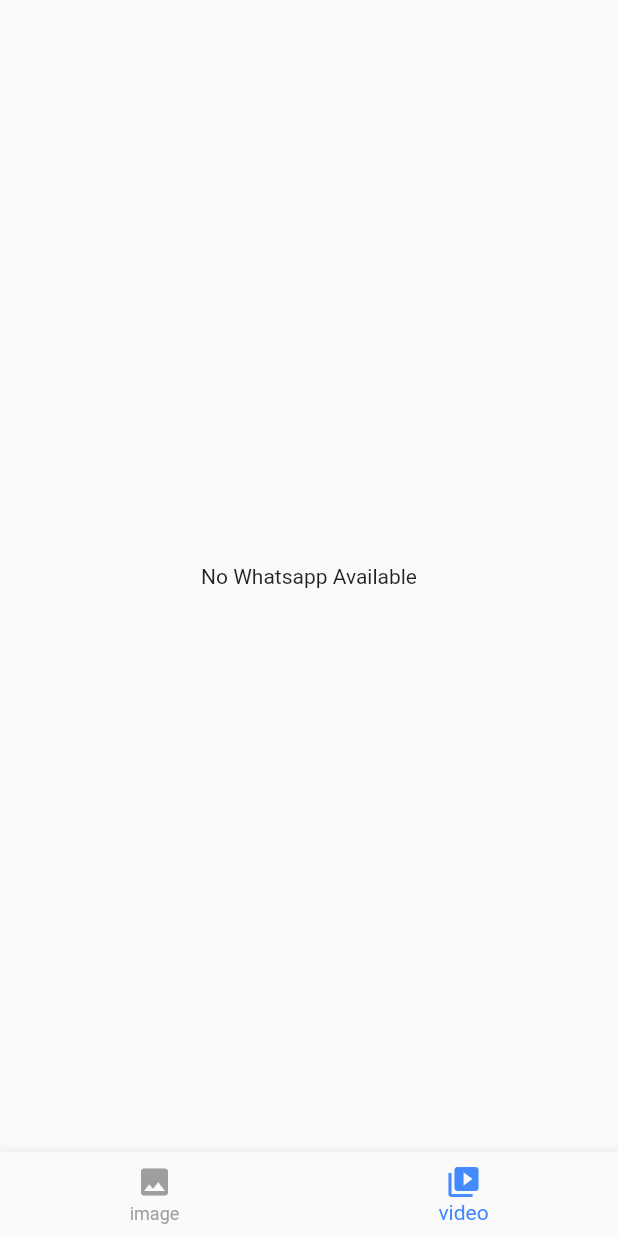
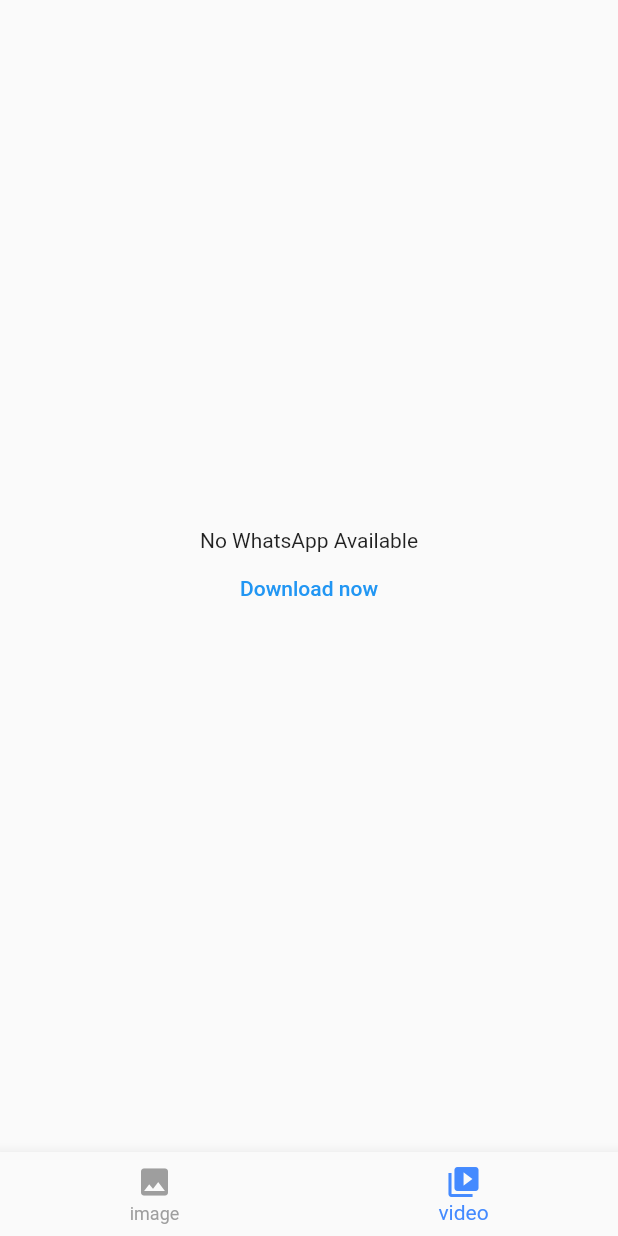
Before and after one commit to CHRISANTHOS/whatsAppStatusDownloader, a Flutter app: the screen it shows after launch, item 2 of the bottom bar chosen, on a phone screen of 412 x 824 dp. Run offline on Flutter 3.47's test engine with Material 2 defaults, Android fonts, the phone set to English and light mode, and no system bars; our stand-ins replace flutter_native_api, image_gallery_saver, permission_handler; missing offline and left inert: launch_review.

Commit message:
Added download link for No whatsapp

```diff
--- a/lib/navPages/video/video.dart
+++ b/lib/navPages/video/video.dart
@@ -1,6 +1,5 @@
-import 'dart:io';
-
 import 'package:flutter/material.dart';
+import 'package:launch_review/launch_review.dart';
 import 'video_play.dart';
 import 'package:provider/provider.dart';
 import 'package:whatsapp_downloader/model/get_status_model.dart';
@@ -24,9 +23,22 @@ class _VideoPageState extends State<VideoPage> {
           });
         }
         return file.isWhatsAppAvailable == false
-            ? const Center(
-                child: Text('No Whatsapp Available'),
-              )
+            ? SafeArea(
+              child: Center(
+                  child: Column(
+                    mainAxisAlignment: MainAxisAlignment.center,
+                    children: [
+                      const Text('No WhatsApp Available'),
+                      TextButton(
+                        onPressed: () {
+                          LaunchReview.launch(androidAppId: 'com.whatsapp');
+                        },
+                        child: const Text('Download now'),
+                      )
+                    ],
+                  ),
+                ),
+            )
             : file.getVideos.isEmpty
                 ? const Center(
                     child: Text('No Videos'),
--- a/pubspec.yaml
+++ b/pubspec.yaml
@@ -45,6 +45,7 @@ dependencies:
   provider: ^6.0.5
   share_plus: ^6.3.1
   flutter_native_api: ^0.0.1
+  launch_review: ^3.0.1
 
 dev_dependencies:
   flutter_test:
```
Also changed, not shown: lib/navPages/image/images.dart (+19 -11 lines), pubspec.lock, 1 other file.
